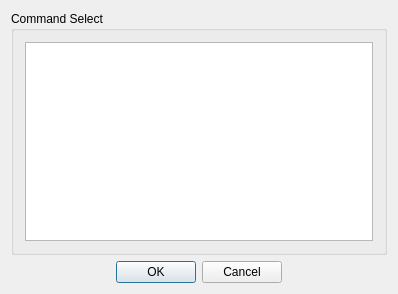
This is Console/UI/RemoteCommandGroupUI.ui in yang-zhongtian/PYCM as Qt 5 draws it before an edit. The edited form follows.
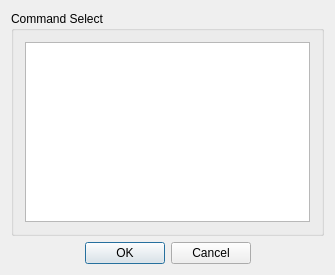
This is the edited form. Icons and pictures are not drawn.

Diff of the .ui file:
```diff
--- a/Console/UI/RemoteCommandGroupUI.ui
+++ b/Console/UI/RemoteCommandGroupUI.ui
@@ -6,8 +6,8 @@
    <rect>
     <x>0</x>
     <y>0</y>
-    <width>398</width>
-    <height>294</height>
+    <width>335</width>
+    <height>275</height>
    </rect>
   </property>
   <property name="sizePolicy">
```
Left out of the diff: 10 changed lines with no effect on the pictures.
